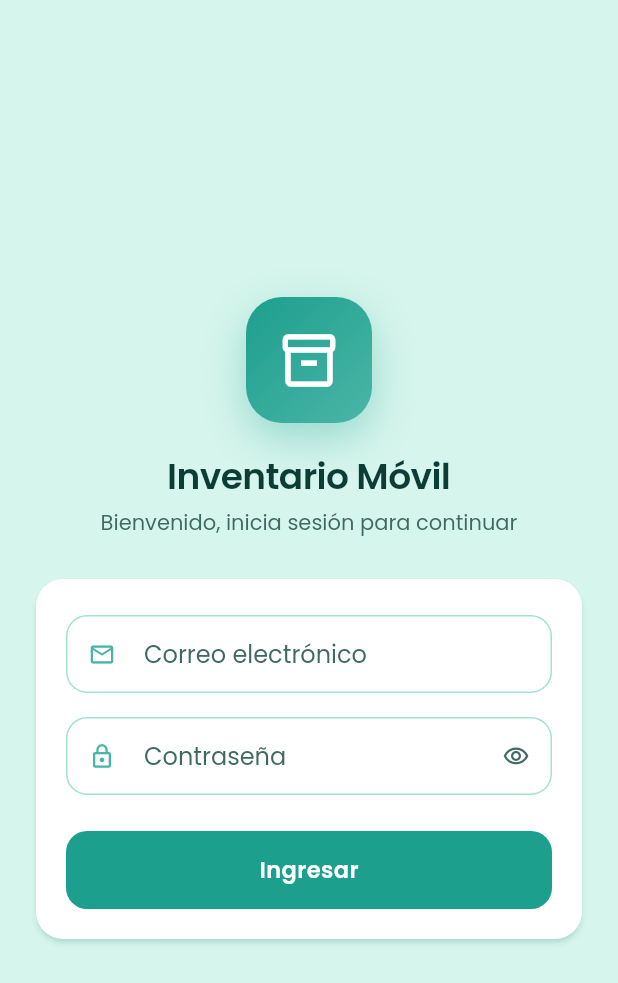
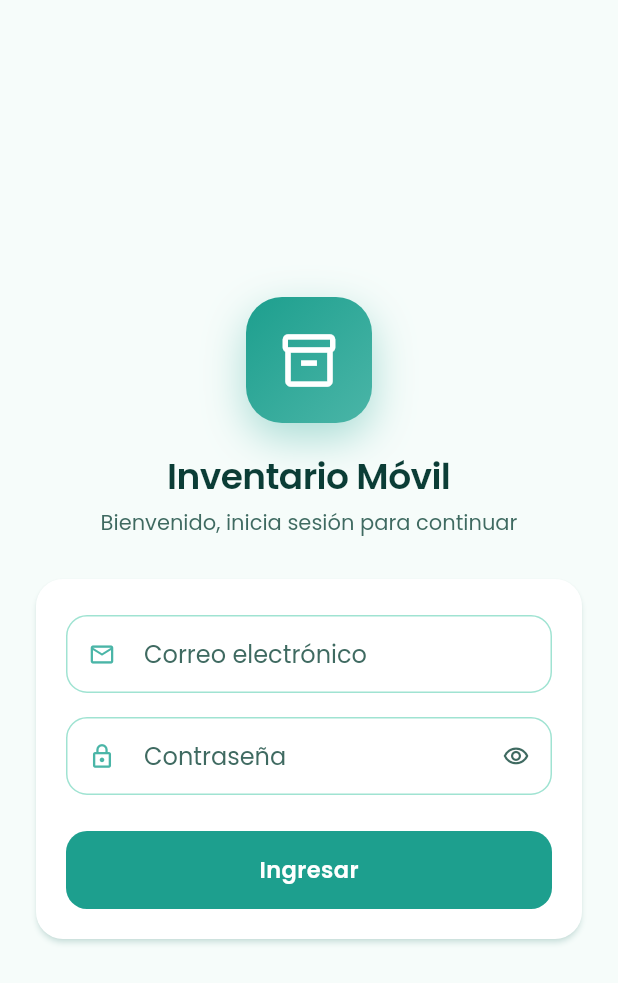
Before and after one commit to GroverDev/inventory, a Flutter app: the screen it shows after launch, on a phone screen of 412 x 824 dp. Shown: the top 983 px of the screen. Run offline on Flutter 3.47's test engine with Material 3 defaults, Android fonts, the phone set to English and light mode, and no system bars; our stand-ins replace dio, flutter_secure_storage, google_fonts; accounts and stored records are empty; project files that could hold a hidden picture were left out.

Commit message:
Se modifico el color de backgorund

```diff
--- a/movil/lib/core/theme/app_theme.dart
+++ b/movil/lib/core/theme/app_theme.dart
@@ -22,8 +22,12 @@ class AppPalette {
   /// Estados activos, contenedores destacados, indicadores de selección.
   static const Color color4 = Color(0xFFA0E3D2);
 
-  /// Fondo principal y lienzo claro.
+  /// Capa clara para contenedores destacados (chips seleccionados, etc.).
   static const Color color5 = Color(0xFFD6F5EC);
+
+  /// Fondo principal de las pantallas: blanco con un tinte teal casi
+  /// imperceptible para que las tarjetas blancas conserven separación.
+  static const Color canvas = Color(0xFFF6FCFA);
 
   /// Tinta de alto contraste para texto (cumple AA sobre color5 y blanco).
   static const Color ink = Color(0xFF0B3D36);
@@ -67,7 +71,7 @@ class AppTheme {
       inversePrimary: AppPalette.color4,
       shadow: AppPalette.deep,
     );
-    return _base(scheme, scaffold: AppPalette.color5);
+    return _base(scheme, scaffold: AppPalette.canvas);
   }
 
   static ThemeData dark() {
```
